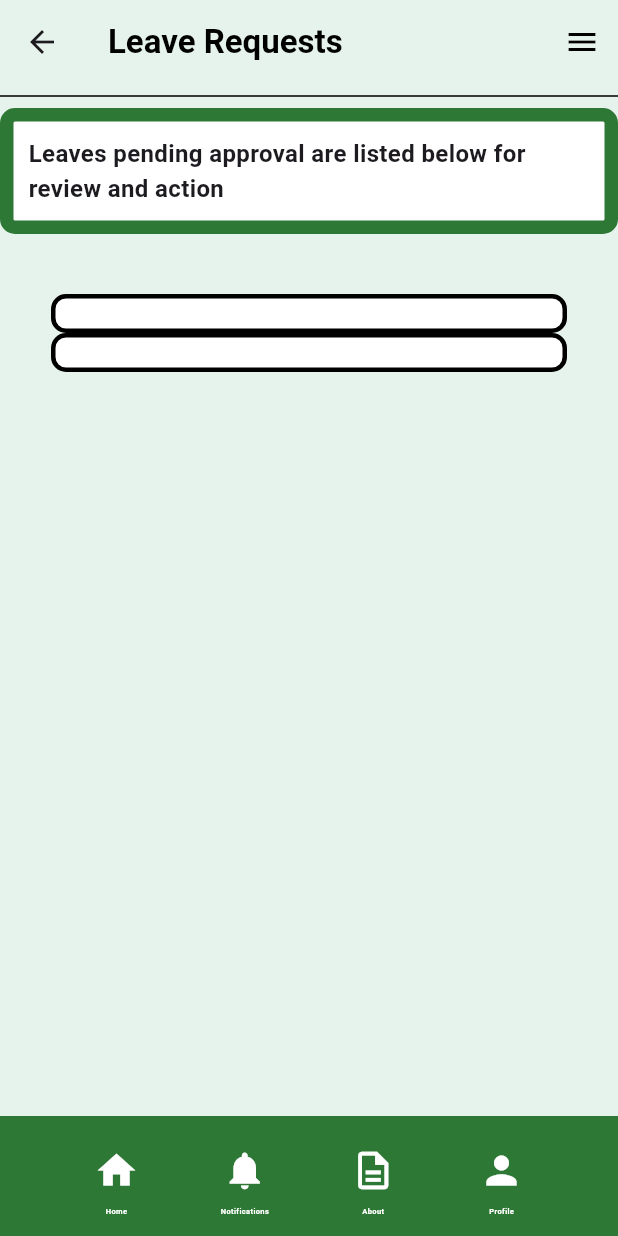
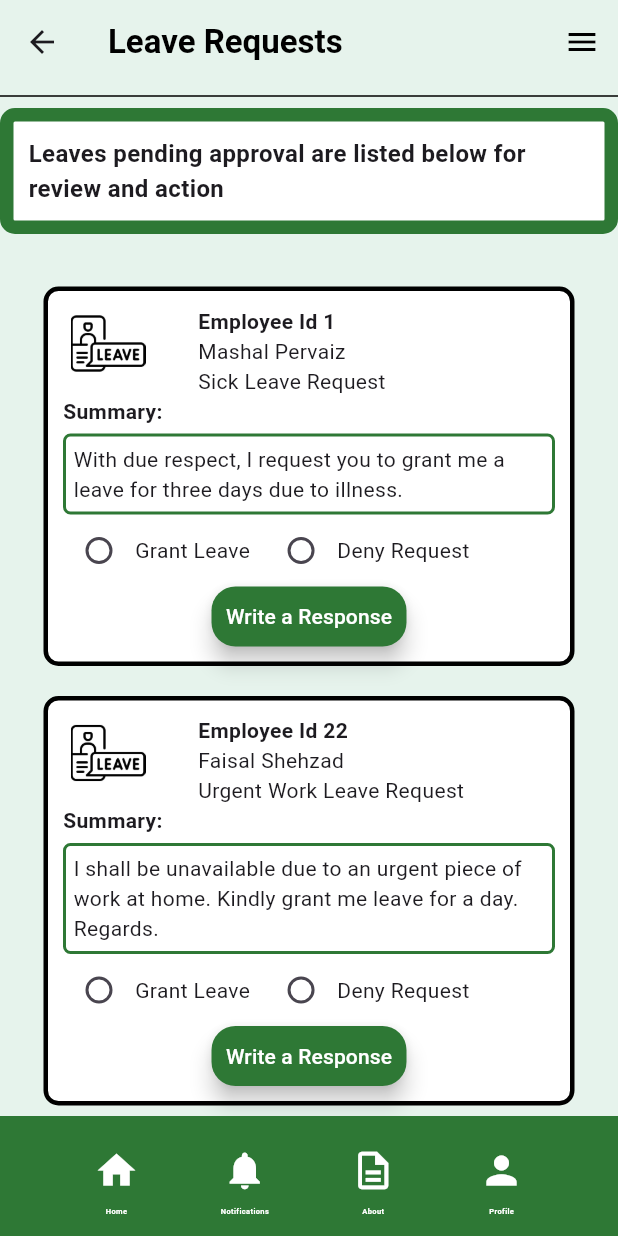
Before and after one commit to Javaria-Shabbir24/SmartWasteManagementSystem-AdminPortal, a Flutter app: the AdminManageLeaveRequests screen opened directly, on a phone screen of 412 x 824 dp. Run offline on Flutter 3.47's test engine with Material 3 defaults, Android fonts, the phone set to English and light mode, and no system bars.

Commit message:
leave response page image added

```diff
--- a/lib/admin_leave_response.dart
+++ b/lib/admin_leave_response.dart
@@ -24,6 +24,30 @@ class AdminLeaveResponse extends StatelessWidget {
             )
         ],
       ),
+
+      backgroundColor: const Color(0xFFE6F3EC),
+      body: SingleChildScrollView(
+        child: Column(
+          mainAxisAlignment: MainAxisAlignment.start,
+          children: [
+            const Divider(
+              color: Colors.black,
+              thickness: 1,
+            ),
+            Container(
+              padding: EdgeInsets.all(10),
+              margin: EdgeInsets.all(10),
+              child: Column(
+                mainAxisAlignment: MainAxisAlignment.start,
+                children: [
+                  Image(image: AssetImage('assets/reply.jpg'))
+                ],
+
+              ),
+            ),
+          ],
+        ),
+      ),
       bottomNavigationBar: AdminBottomSection(),
     );
   }
--- a/lib/admin_manage_leave_requests.dart
+++ b/lib/admin_manage_leave_requests.dart
@@ -1,5 +1,6 @@
 import 'package:flutter/material.dart';
 import 'admin_bottom_section.dart';
+import 'admin_leave_response.dart';
 
 class AdminManageLeaveRequests extends StatefulWidget {
   const AdminManageLeaveRequests({super.key});
@@ -14,6 +15,13 @@ class AdminManageLeaveRequestsState extends State<AdminManageLeaveRequests> {
     EmployeeLeaveRequests(1,'Mashal Pervaiz','Sick Leave Request','With due respect, I request you to grant me a leave for three days due to illness.'),
     EmployeeLeaveRequests(22,'Faisal Shehzad','Urgent Work Leave Request','I shall be unavailable due to an urgent piece of work at home. Kindly grant me leave for a day. Regards.'),
   ];
+  Map<int, String> selectedOptions = {};
+
+  void updateSelectedOption(int requestId, String value) {
+    setState(() {
+      selectedOptions[requestId] = value;
+    });
+  }
 
   @override
   Widget build(BuildContext context) {
@@ -67,14 +75,22 @@ class AdminManageLeaveRequestsState extends State<AdminManageLeaveRequests> {
                 mainAxisAlignment: MainAxisAlignment.spaceEvenly,
                 children: [
                   Container(
-                    padding: const EdgeInsets.all(10),
+                    padding: const EdgeInsets.all(5),
                     margin: const EdgeInsets.all(10),
                     child: SingleChildScrollView(
                       child: Column(
                         mainAxisAlignment: MainAxisAlignment.spaceEvenly,
                         children: [
                           for(var request in requests)
-                          leaveRequestCard(context, request),
+                          Column(
+                            children: [
+                              leaveRequestCard(context, request,selectedOptions[request.employeeID] ?? 'Grant Request',
+                                  (value) {
+                                    updateSelectedOption(request.employeeID, value);
+                                  },),
+                              SizedBox(height: 20,),
+                            ],
+                          )
                         ],
                       ),
                     ),
@@ -91,7 +107,8 @@ class AdminManageLeaveRequestsState extends State<AdminManageLeaveRequests> {
   }
 }
 //function to create leave requests cards
-Widget leaveRequestCard(BuildContext context, EmployeeLeaveRequests request){
+Widget leaveRequestCard(BuildContext context, EmployeeLeaveRequests request, String selectedOption, Function(String) updateSelectedOption){
+
   return Container(
     padding: EdgeInsets.all(10),
     decoration: BoxDecoration(
@@ -99,6 +116,118 @@ Widget leaveRequestCard(BuildContext context, EmployeeLeaveRequests request){
       borderRadius: BorderRadius.circular(10),
       color: Colors.white,
     ),
+    child: Column(
+      children: [
+        Row(
+            mainAxisAlignment: MainAxisAlignment.start,
+            children: [
+              Column(
+                mainAxisAlignment: MainAxisAlignment.spaceEvenly,
+                children: [
+                  const Image(image: AssetImage('assets/leave.png'),
+                  height: 50,
+                  width: 60,),
+                  const SizedBox(height: 10,),
+
+                ],
+
+              ),
+              SizedBox(width: 30,),
+              Column(
+                crossAxisAlignment: CrossAxisAlignment.start,
+                children: [
+                  Row(
+                    children: [
+                      Text('Employee Id ${request.employeeID.toString()}',
+                      style: const TextStyle(fontWeight: FontWeight.bold),),
+                    ],
+                  ),
+                  Row(
+                    mainAxisAlignment: MainAxisAlignment.start,
+                    children: [
+                      Text(
+                        request.employeeName
+                      ),
+                    ],
+                  ),
+                  Row(
+                    mainAxisAlignment: MainAxisAlignment.start,
+                    children: [
+                      Text(request.requestType),
+                    ],
+                  ),
+                ],
+              ),
+            ],
+          ),
+            Row(
+              mainAxisAlignment: MainAxisAlignment.start,
+              children: [
+                const Text('Summary: ',
+                style: TextStyle(
+                  fontWeight: FontWeight.bold,
+                  ),
+                ),
+              ],
+            ),
+            SizedBox(height: 5,),
+            Container(
+              padding: EdgeInsets.all(5),
+              decoration: BoxDecoration(
+                border: Border.all(color: const Color(0xFF2E7835),width: 2),
+                borderRadius: BorderRadius.circular(5),
+              ),
+              child: Text ('${request.leaveRequestSummary}',
+            ),
+            ),
+            Row(
+              mainAxisAlignment: MainAxisAlignment.start,
+              children: [
+                Row(
+                  children: [
+                    Radio<String>(
+                      value: 'Grant Leave',
+                      groupValue: selectedOption,
+                      onChanged: (value) {
+                        updateSelectedOption(value!);
+                      },
+                    ),
+                    const Text('Grant Leave'),
+                  ],
+                ),
+                SizedBox(width: 10,),
+                Row(
+                  children: [
+                    Radio<String>(
+                      value: 'Deny Request',
+                      groupValue: selectedOption,
+                      onChanged: (value) {
+                        updateSelectedOption(value!);
+                      },
+                    ),
+                    const Text('Deny Request'),
+                  ],
+                ),
+              ],
+
+            ),
+             SizedBox(
+              width: 130,
+              height: 40,
+              child: FloatingActionButton(onPressed: (){
+                Navigator.push(context, MaterialPageRoute(builder: (context)=> AdminLeaveResponse() ),);
+
+              },
+              child: Text('Write a Response',
+              style: TextStyle(color: Colors.white),
+              ),
+              backgroundColor:
+              Color(0xFF2E7835),
+              ),
+            )
+      ],
+    ),
+
   );
 }
 
--- a/pubspec.yaml
+++ b/pubspec.yaml
@@ -68,6 +68,7 @@ flutter:
    - assets/employee.jpg
    - assets/resident.jpg
    - assets/vehicle.jpg
+   - assets/reply.jpg
   # The following line ensures that the Material Icons font is
   # included with your application, so that you can use the icons in
   # the material Icons class.
```
